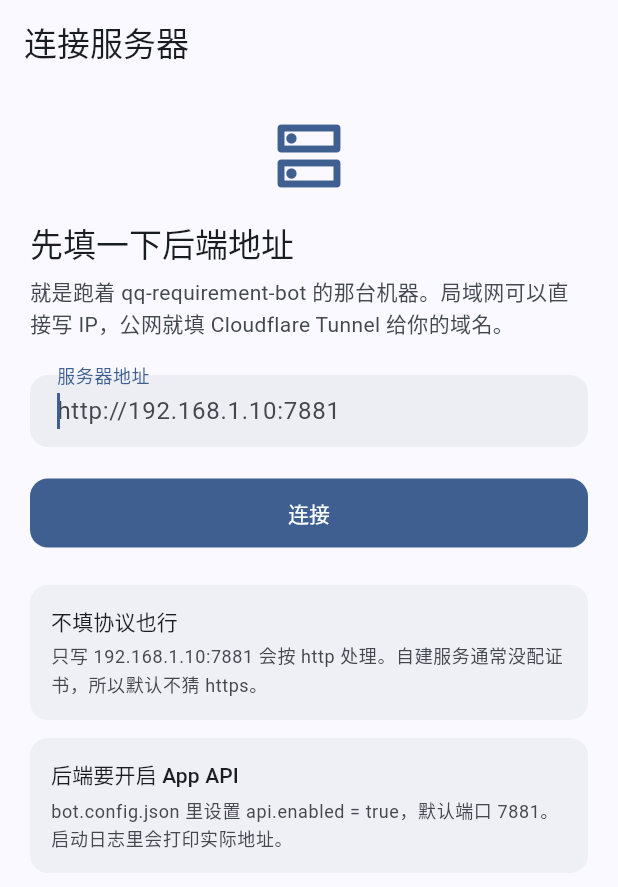
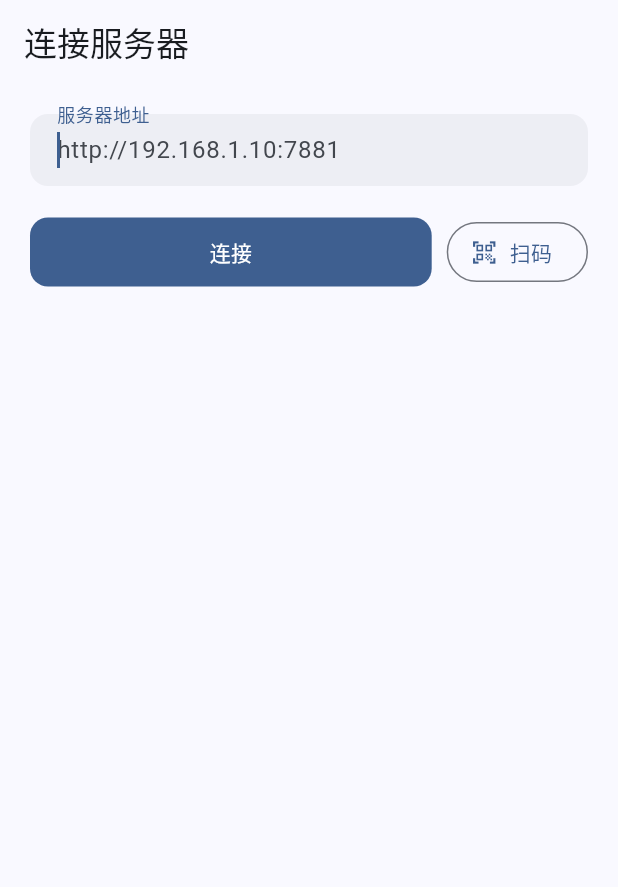
Before and after one commit to lvtong199881/qq-requirement-bot, a Flutter app: the screen it shows after launch, on a phone screen of 412 x 824 dp. Shown: the top 887 px of the screen. Run offline on Flutter 3.47's test engine with Material 3 defaults, Android fonts, the phone set to English and light mode, and no system bars; our stand-ins replace flutter_secure_storage; missing offline and left inert: mobile_scanner; accounts and stored records are empty.

Commit message:
feat(app): 我的页、设置页与扫码连接服务器
手打 trycloudflare 那种域名不现实，连接服务器页加了扫码：扫到的内容就是 baseUrl，回填后自动提交。移动端只新增 mobile_scanner 一个插件依赖。

```diff
--- a/app/lib/ui/server_setup_page.dart
+++ b/app/lib/ui/server_setup_page.dart
@@ -2,16 +2,28 @@ import 'package:flutter/material.dart';
 
 import '../api/client.dart';
 import '../state/auth.dart';
+import 'scan_page.dart';
 
 /// 配置服务器地址。
 ///
 /// 这是整个 App 唯一的「安装向导」步骤：自建服务没有域名可写死，
 /// 用户必须自己填。所以做得尽量宽容——不带协议也认，末尾斜杠也认。
+/// 地址通常很长（Cloudflare 隧道域名尤其），输入框允许多行折行显示，
+/// 而不是让用户在一个横向滚动的小格子里猜自己填全了没有。
 class ServerSetupPage extends StatefulWidget {
-  const ServerSetupPage({super.key, required this.auth, this.initialUrl});
+  const ServerSetupPage({
+    super.key,
+    required this.auth,
+    this.initialUrl,
+    this.inSettings = false,
+  });
 
   final AuthController auth;
   final String? initialUrl;
+
+  /// 从「设置 → 服务器地址」进来。改完要退回根路由（登录页），
+  /// 而不是把设置页留在栈顶。
+  final bool inSettings;
 
   @override
   State<ServerSetupPage> createState() => _ServerSetupPageState();
@@ -37,7 +49,12 @@ class _ServerSetupPageState extends State<ServerSetupPage> {
     });
     try {
       await widget.auth.setServer(_url.text);
-      // setServer 成功后 stage 变成 needLogin，根 Widget 会自动换页
+      if (!mounted) return;
+      if (widget.inSettings) {
+        // setServer 成功后 stage 变成 needLogin，根页面已经换成登录页；
+        // 这里只需要把上面压着的设置/连接页弹掉。
+        Navigator.of(context).popUntil((r) => r.isFirst);
+      }
     } on ApiException catch (e) {
       if (!mounted) return;
       setState(() => _error = e.message);
@@ -46,45 +63,51 @@ class _ServerSetupPageState extends State<ServerSetupPage> {
     }
   }
 
+  Future<void> _scan() async {
+    final value = await Navigator.of(context).push<String>(
+      MaterialPageRoute<String>(builder: (_) => const ScanPage()),
+    );
+    if (!mounted || value == null) return;
+    final url = value.trim();
+    if (url.isEmpty) return;
+    setState(() {
+      _url.text = url;
+      _error = null;
+    });
+    await _submit();
+  }
+
   @override
   Widget build(BuildContext context) {
-    final theme = Theme.of(context);
     return Scaffold(
       appBar: AppBar(title: const Text('连接服务器')),
       body: SafeArea(
         child: ListView(
           padding: const EdgeInsets.all(20),
           children: [
-            Icon(Icons.dns_outlined, size: 56, color: theme.colorScheme.primary),
-            const SizedBox(height: 16),
-            Text('先填一下后端地址', style: theme.textTheme.titleLarge),
-            const SizedBox(height: 8),
-            Text(
-              '就是跑着 qq-requirement-bot 的那台机器。'
-              '局域网可以直接写 IP，公网就填 Cloudflare Tunnel 给你的域名。',
-              style: theme.textTheme.bodyMedium?.copyWith(
-                color: theme.colorScheme.onSurfaceVariant,
-              ),
-            ),
-            const SizedBox(height: 24),
             TextField(
               controller: _url,
               autofocus: true,
               enabled: !_busy,
               keyboardType: TextInputType.url,
               autocorrect: false,
+              minLines: 1,
+              maxLines: 4,
+              textInputAction: TextInputAction.newline,
               decoration: const InputDecoration(
                 labelText: '服务器地址',
                 hintText: 'http://192.168.1.10:7881',
               ),
-              onSubmitted: (_) => _busy ? null : _submit(),
             ),
             if (_error != null) ...[
               const SizedBox(height: 12),
               _ErrorBox(message: _error!),
             ],
             const SizedBox(height: 20),
-            FilledButton(
+            Row(
+              children: [
+                Expanded(
+                  child: FilledButton(
                     onPressed: _busy ? null : _submit,
                     child: _busy
                         ? const SizedBox(
@@ -94,53 +117,17 @@ class _ServerSetupPageState extends State<ServerSetupPage> {
                           )
                         : const Text('连接'),
                   ),
-            const SizedBox(height: 24),
-            _Hint(
-              title: '不填协议也行',
-              body: '只写 192.168.1.10:7881 会按 http 处理。自建服务通常没配证书，'
-                  '所以默认不猜 https。',
                 ),
-            const SizedBox(height: 12),
-            _Hint(
-              title: '后端要开启 App API',
-              body: 'bot.config.json 里设置 api.enabled = true，'
-                  '默认端口 7881。启动日志里会打印实际地址。',
+                const SizedBox(width: 10),
+                OutlinedButton.icon(
+                  onPressed: _busy ? null : _scan,
+                  icon: const Icon(Icons.qr_code_scanner),
+                  label: const Text('扫码'),
                 ),
               ],
             ),
+          ],
         ),
-    );
-  }
-}
-
-class _Hint extends StatelessWidget {
-  const _Hint({required this.title, required this.body});
-
-  final String title;
-  final String body;
-
-  @override
-  Widget build(BuildContext context) {
-    final theme = Theme.of(context);
-    return Container(
-      padding: const EdgeInsets.all(14),
-      decoration: BoxDecoration(
-        color: theme.colorScheme.surfaceContainerHighest.withValues(alpha: 0.4),
-        borderRadius: BorderRadius.circular(12),
-      ),
-      child: Column(
-        crossAxisAlignment: CrossAxisAlignment.start,
-        children: [
-          Text(title, style: theme.textTheme.labelLarge),
-          const SizedBox(height: 4),
-          Text(
-            body,
-            style: theme.textTheme.bodySmall?.copyWith(
-              color: theme.colorScheme.onSurfaceVariant,
-              height: 1.5,
-            ),
-          ),
-        ],
       ),
     );
   }
--- a/app/pubspec.yaml
+++ b/app/pubspec.yaml
@@ -19,6 +19,7 @@ dependencies:
   http: ^1.6.0
   flutter_secure_storage: ^11.2.0
   intl: ^0.20.3
+  mobile_scanner: ^7.5.0
 
 dev_dependencies:
   flutter_test:
```
Also changed, not shown: app/lib/ui/me_page.dart (added, +147 -0 lines), app/lib/ui/scan_page.dart (added, +97 -0 lines), app/lib/ui/settings_page.dart (added, +55 -0 lines), app/pubspec.lock, 3 other files. Lines whose indentation alone changed are shown as unchanged.
